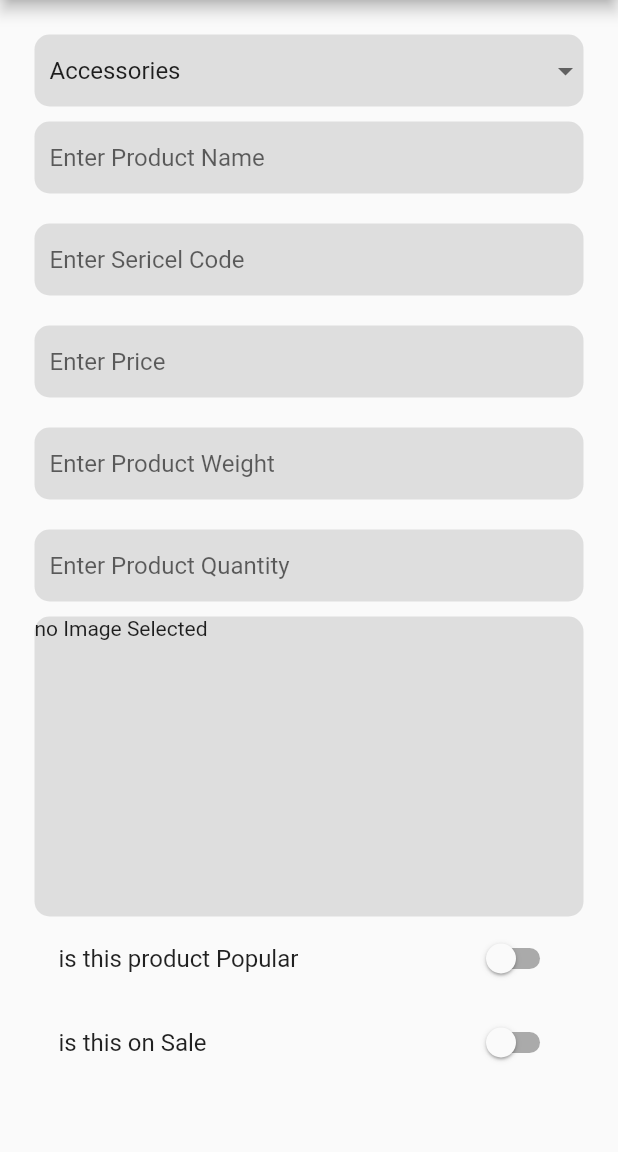
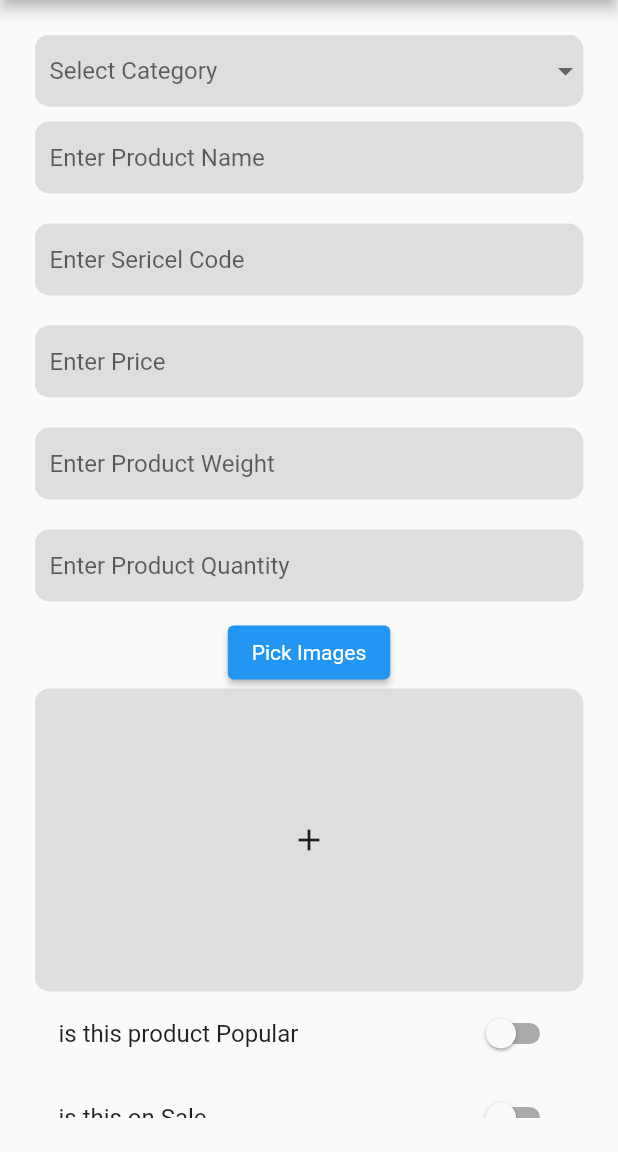
Before and after one commit to sadid369/shopbiz, a Flutter app: the AddProductPage screen opened by its route, on a phone screen of 412 x 824 dp, the part 84-1236 px from its top. Run offline on Flutter 3.47's test engine with Material 2 defaults, Android fonts, the phone set to English and light mode, and no system bars; our stand-ins replace cached_network_image, carousel_slider, firebase_auth, firebase_core, fluttertoast, font_awesome_flutter and 1 more; accounts and stored records are empty.

Commit message:
@12/09/2022 @23:00

```diff
--- a/lib/adminscreens/add_product_page.dart
+++ b/lib/adminscreens/add_product_page.dart
@@ -1,8 +1,13 @@
+import 'dart:io';
+
 import 'package:flutter/cupertino.dart';
 import 'package:flutter/material.dart';
+import 'package:image_picker/image_picker.dart';
 
 import 'package:shopbiz/models/category.dart';
+import 'package:shopbiz/utils/custom_color.dart';
 import 'package:shopbiz/utils/decoration.dart';
+import 'package:shopbiz/utils/text_style.dart';
 import 'package:shopbiz/widgets/app_drawer.dart';
 
 class AddProductPage extends StatefulWidget {
@@ -25,6 +30,8 @@ class _AddProductPageState extends State<AddProductPage> {
   TextEditingController discountC = TextEditingController();
   bool isSale = false;
   bool isPopular = false;
+  final _key = GlobalKey<FormState>();
+  List<XFile>? images = [];
   @override
   void dispose() {
     super.dispose();
@@ -37,6 +44,11 @@ class _AddProductPageState extends State<AddProductPage> {
     onSaleC.dispose();
     popularC.dispose();
     discountC.dispose();
+  }
+
+  save() {
+    bool isValidate = _key.currentState!.validate();
+    if (isValidate) {}
   }
 
   @override
@@ -53,15 +65,26 @@ class _AddProductPageState extends State<AddProductPage> {
         child: Padding(
           padding: const EdgeInsets.all(15.0),
           child: Form(
+            key: _key,
             child: ListView(
               children: [
                 Container(
                   decoration: decoration(),
                   child: DropdownButtonFormField(
+                    validator: (String? v) {
+                      if (v!.isEmpty) {
+                        return "should not be empty";
+                      }
+                      return null;
+                    },
+                    hint: const Padding(
+                      padding: EdgeInsets.symmetric(horizontal: 10),
+                      child: Text("Select Category"),
+                    ),
                     decoration: const InputDecoration(
                       border: InputBorder.none,
                     ),
-                    value: categories[0].name,
+                    //value: categories[0].name,
                     onChanged: (value) {
                       categoryC.text = value.toString();
                       print(categoryC.text);
@@ -78,6 +101,12 @@ class _AddProductPageState extends State<AddProductPage> {
                   ),
                 ),
                 EditField(
+                  validator: (String? v) {
+                    if (v!.isEmpty) {
+                      return "should not be empty";
+                    }
+                    return null;
+                  },
                   controller: productNameC,
                   hint: "Enter Product Name",
                   onsubmit: (value) {
@@ -87,6 +116,12 @@ class _AddProductPageState extends State<AddProductPage> {
                   },
                 ),
                 EditField(
+                  validator: (String? v) {
+                    if (v!.isEmpty) {
+                      return "should not be empty";
+                    }
+                    return null;
+                  },
                   controller: serialCodeC,
                   hint: "Enter Sericel Code",
                   onsubmit: (value) {
@@ -96,6 +131,12 @@ class _AddProductPageState extends State<AddProductPage> {
                   },
                 ),
                 EditField(
+                  validator: (String? v) {
+                    if (v!.isEmpty) {
+                      return "should not be empty";
+                    }
+                    return null;
+                  },
                   controller: priceC,
                   hint: "Enter Price",
                   onsubmit: (value) {
@@ -105,6 +146,12 @@ class _AddProductPageState extends State<AddProductPage> {
                   },
                 ),
                 EditField(
+                  validator: (String? v) {
+                    if (v!.isEmpty) {
+                      return "should not be empty";
+                    }
+                    return null;
+                  },
                   controller: weightC,
                   hint: "Enter Product Weight",
                   onsubmit: (value) {
@@ -114,6 +161,12 @@ class _AddProductPageState extends State<AddProductPage> {
                   },
                 ),
                 EditField(
+                  validator: (String? v) {
+                    if (v!.isEmpty) {
+                      return "should not be empty";
+                    }
+                    return null;
+                  },
                   controller: quantityC,
                   hint: "Enter Product Quantity",
                   onsubmit: (value) {
@@ -123,9 +176,22 @@ class _AddProductPageState extends State<AddProductPage> {
                   },
                 ),
                 Container(
-                  height: 200,
-                  decoration: decoration(),
-                  child: const Text("no Image Selected"),
+                  height: 250,
+                  child: Column(
+                    children: [
+                      ElevatedButton(
+                        onPressed: () {
+                          loadAssets();
+                        },
+                        child: const Text("Pick Images"),
+                      ),
+                      Expanded(
+                          child: Container(
+                        decoration: decoration(),
+                        child: buildGridView(),
+                      ))
+                    ],
+                  ),
                 ),
                 SwitchListTile(
                   title: const Text("is this product Popular"),
@@ -146,11 +212,65 @@ class _AddProductPageState extends State<AddProductPage> {
                       isSale = v;
                     });
                   },
-                )
+                ),
+                MaterialButton(
+                  shape: StadiumBorder(),
+                  onPressed: () {
+                    save();
+                  },
+                  child: Padding(
+                    padding: const EdgeInsets.all(8.0),
+                    child: Text(
+                      "Upload Product",
+                      style: heading1,
+                    ),
+                  ),
+                  color: primarycolor,
+                ),
               ],
             ),
           ),
         ),
+      ),
+    );
+  }
+
+  loadAssets() async {
+    List<XFile>? resultImages;
+    String error = "something went wrong";
+    try {
+      resultImages = await ImagePicker().pickMultiImage();
+      if (resultImages != null) {
+        setState(() {
+          images!.addAll(resultImages!);
+        });
+      }
+    } catch (e) {
+      error = e.toString();
+      print(error);
+    }
+  }
+
+  Widget buildGridView() {
+    return Container(
+      width: double.infinity,
+      child: IconButton(
+        onPressed: () {},
+        icon: images!.length == 0
+            ? const Icon(Icons.add)
+            : GridView.count(
+                crossAxisCount: 3,
+                children: List.generate(images!.length, (index) {
+                  XFile asset = images![index];
+                  return Container(
+                      height: 150,
+                      width: 150,
+                      child: Image.file(
+                        File(asset.path),
+                        fit: BoxFit.cover,
+                      ));
+                }),
+              ),
       ),
     );
   }
@@ -159,11 +279,13 @@ class _AddProductPageState extends State<AddProductPage> {
 class EditField extends StatelessWidget {
   String hint;
   Function(String)? onsubmit;
+  String? Function(String?)? validator;
   TextEditingController controller;
   EditField({
     Key? key,
     required this.hint,
     this.onsubmit,
+    this.validator,
     required this.controller,
   }) : super(key: key);
 
@@ -176,6 +298,7 @@ class EditField extends StatelessWidget {
           child: Padding(
             padding: const EdgeInsets.symmetric(horizontal: 10),
             child: TextFormField(
+              validator: validator,
               controller: controller,
               onFieldSubmitted: onsubmit,
               decoration: InputDecoration(
--- a/lib/main.dart
+++ b/lib/main.dart
@@ -29,7 +29,7 @@ class MyApp extends StatelessWidget {
         primaryColor: primarycolor,
         fontFamily: "roboto-regular",
       ),
-      home: const SplashInitPage(),
+      home: const AddProductPage(),
       routes: {
         SplashPage.id: (context) => const SplashPage(),
         LoginPage.id: (context) => LoginPage(),
--- a/pubspec.yaml
+++ b/pubspec.yaml
@@ -42,6 +42,8 @@ dependencies:
   carousel_slider: ^4.0.0
   font_awesome_flutter: ^9.1.0
   cached_network_image: ^3.1.0
+
+  image_picker: ^0.8.5+3
 
 dev_dependencies:
   flutter_test:
```
Also changed, not shown: pubspec.lock, 1 other file.
